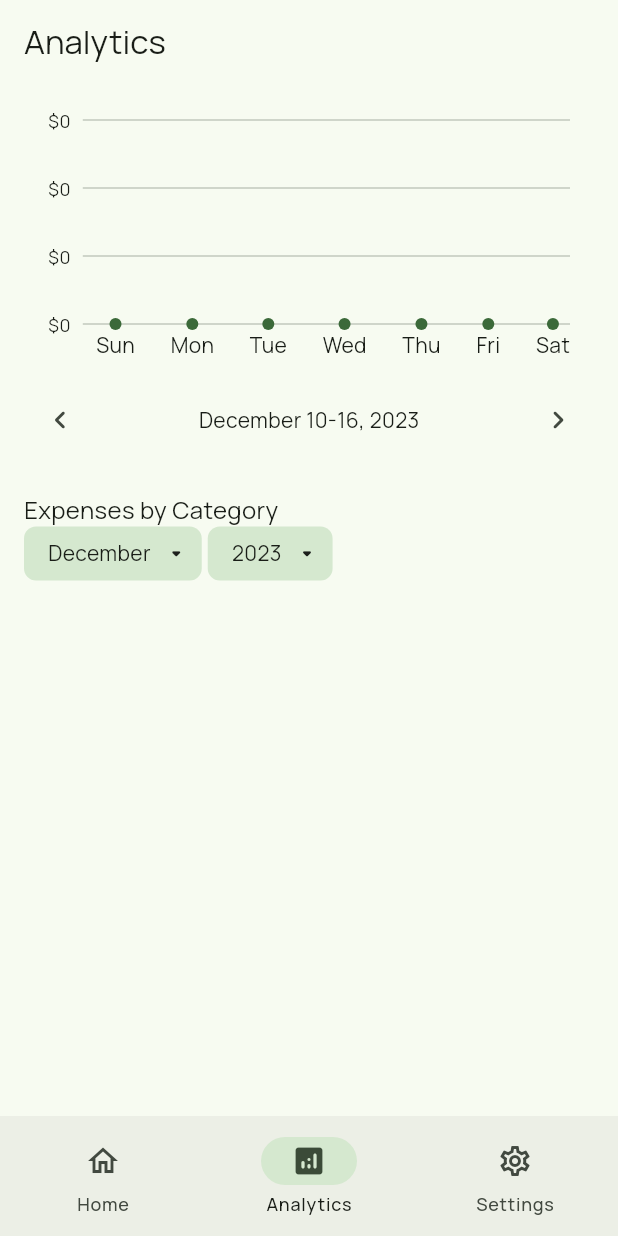
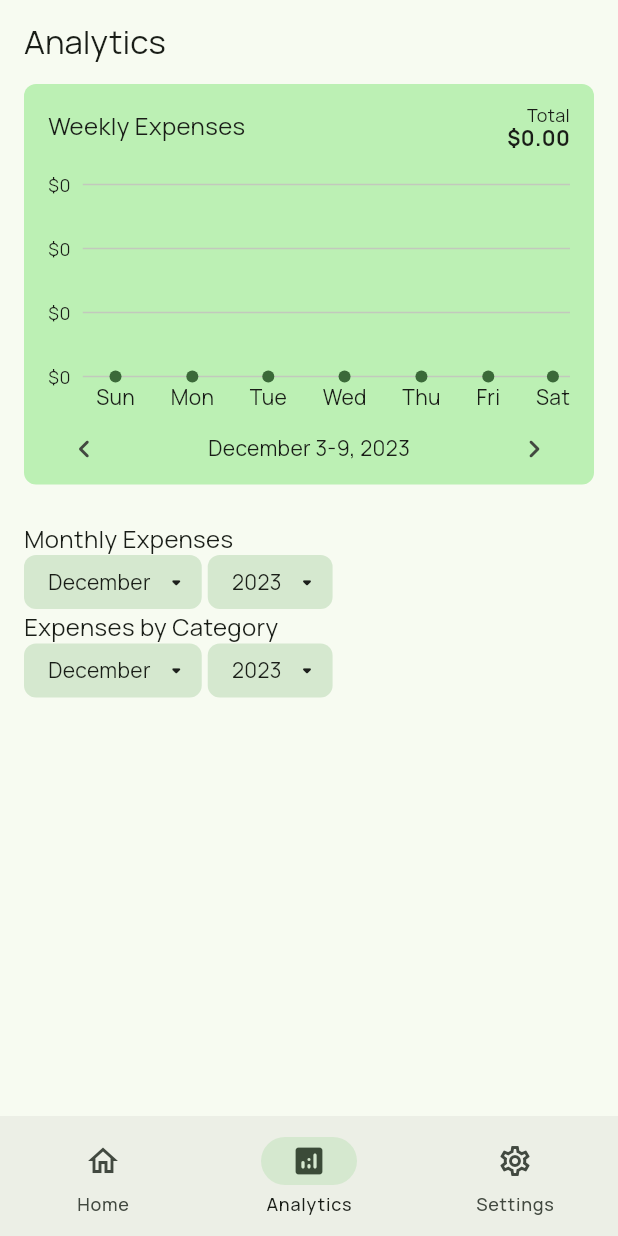
Before and after one commit to Salvist/expense_archive, a Flutter app: the screen it shows after launch, item 2 of the bottom bar chosen, after a tap on the "navigate before" icon, on a phone screen of 412 x 824 dp. Run offline on Flutter 3.47's test engine with Material 3 defaults, Android fonts, the phone set to English and light mode, and no system bars; our stand-ins replace equatable, google_fonts, realm; generated files the repository leaves out were written again.

```diff
--- a/lib/data/repositories/expense_repository.dart
+++ b/lib/data/repositories/expense_repository.dart
@@ -43,7 +43,18 @@ class ExpenseRepositoryImpl implements ExpenseRepository {
   }
 
   @override
+  Future<List<Expense>> getByWeek(DateTime date) async {
+    return await _local.getByWeek(date);
+  }
+
+  @override
   Future<List<Expense>> getRecent([int count = 5]) async {
     return await _local.getRecent(count);
   }
+
+  @override
+  Future<({DateTime start, DateTime end})> getStartAndEndDates() async {
+    final dates = await _local.getStartAndEndDates();
+    return (start: dates.$1, end: dates.$2);
+  }
 }
--- a/lib/data/source/local/local_expense_repository.dart
+++ b/lib/data/source/local/local_expense_repository.dart
@@ -4,8 +4,9 @@ abstract interface class LocalExpenseRepository {
   Future<List<ExpenseDto>> getAll();
   Future<List<ExpenseDto>> getRecent([int count = 5]);
   Future<List<ExpenseDto>> getByMonth(DateTime date);
+  Future<List<ExpenseDto>> getByWeek(DateTime date);
+  Future<(DateTime, DateTime)> getStartAndEndDates();
   Future<ExpenseDto?> get(String expenseId);
-
 
   Future<ExpenseDto> add(ExpenseDto expense);
   Future<ExpenseDto> remove(ExpenseDto expense);
--- a/lib/data/source/local/realm/repositories/expense_repository.dart
+++ b/lib/data/source/local/realm/repositories/expense_repository.dart
@@ -4,6 +4,7 @@ import 'package:realm/realm.dart';
 import 'package:simple_expense_tracker/data/dto/expense_dto.dart';
 import 'package:simple_expense_tracker/data/source/local/local_expense_repository.dart';
 import 'package:simple_expense_tracker/data/source/local/realm/models/expense.dart';
+import 'package:simple_expense_tracker/domain/models/date_range.dart';
 
 final class RealmExpenseRepository implements LocalExpenseRepository {
   final Realm realm;
@@ -77,4 +78,25 @@ final class RealmExpenseRepository implements LocalExpenseRepository {
     final monthlyExpenses = realmExpenses.map(ExpenseDto.fromRealm).toList();
     return monthlyExpenses;
   }
+
+  @override
+  Future<List<ExpenseDto>> getByWeek(DateTime date) async {
+    final dateRange = DateRange.fromDate(date);
+
+    const queryString = r'paidAt BETWEEN{$0, $1} SORT(paidAt DESC)';
+    final args = [dateRange.start, dateRange.end];
+    final realmExpenses = realm.query<RealmExpense>(queryString, args);
+    final weeklyExpenses = realmExpenses.map(ExpenseDto.fromRealm).toList();
+    return weeklyExpenses;
+  }
+
+  @override
+  Future<(DateTime, DateTime)> getStartAndEndDates() async {
+    final startExpenses = realm.query<RealmExpense>('TRUEPREDICATE SORT(paidAt ASC) LIMIT(1)');
+    final endExpenses = realm.query<RealmExpense>('TRUEPREDICATE SORT(paidAt DESC) LIMIT(1)');
+
+    final startDate = startExpenses.isEmpty ? DateTime.now() : startExpenses.first.paidAt.toLocal();
+    final endDate = endExpenses.isEmpty ? DateTime.now() : endExpenses.first.paidAt.toLocal();
+    return (startDate, endDate);
+  }
 }
--- a/lib/domain/models/date_range.dart
+++ b/lib/domain/models/date_range.dart
@@ -40,7 +40,11 @@ class DateRange {
       final dates = '${start.day}-${end.day}';
       return '${start.monthName} $dates, ${start.year}';
     }
-
-    return '';
+    if (start.year == end.year) {
+      final startDate = '${start.monthNameShort} ${start.day}';
+      final endDate = '${end.monthNameShort} ${end.day}';
+      return '$startDate - $endDate, ${end.year}';
+    }
+    return '${start.monthNameShort} ${start.day}, ${start.year} - ${end.monthNameShort} ${end.day}, ${end.year}';
   }
 }
--- a/lib/domain/models/expense.dart
+++ b/lib/domain/models/expense.dart
@@ -1,8 +1,9 @@
+import 'package:equatable/equatable.dart';
 import 'package:simple_expense_tracker/domain/models/amount.dart';
 
 import 'expense_category.dart';
 
-class Expense {
+class Expense extends Equatable {
   final String? id;
   final ExpenseCategory category;
   final String name;
@@ -29,4 +30,7 @@ class Expense {
       paidAt: paidAt,
     );
   }
+
+  @override
+  List<Object> get props => [category, name, amount, paidAt];
 }
--- a/lib/domain/repositories/expense_repository.dart
+++ b/lib/domain/repositories/expense_repository.dart
@@ -5,8 +5,13 @@ abstract interface class ExpenseRepository {
 
   Future<List<Expense>> getByMonth(DateTime date);
 
+  Future<List<Expense>> getByWeek(DateTime date);
+
   /// Get recent expenses by the given [count]. Defaults to 5.
   Future<List<Expense>> getRecent([int count = 5]);
+
+  /// Get the start and end date of your expenses journey.
+  Future<({DateTime start, DateTime end})> getStartAndEndDates();
   Future<Expense?> get(String expenseId);
 
   Future<Expense> add(Expense expense);
--- a/lib/presentation/analytics/analytics_page.dart
+++ b/lib/presentation/analytics/analytics_page.dart
@@ -1,6 +1,11 @@
 import 'package:flutter/material.dart';
 import 'package:simple_expense_tracker/app/providers/expense_provider.dart';
+import 'package:simple_expense_tracker/app/providers/repository_provider.dart';
 import 'package:simple_expense_tracker/domain/models/date_range.dart';
+import 'package:simple_expense_tracker/presentation/analytics/monthly_expenses_provider.dart';
+import 'package:simple_expense_tracker/presentation/analytics/monthly_expenses_view.dart';
+import 'package:simple_expense_tracker/presentation/analytics/weekly_expenses_chart.dart';
+import 'package:simple_expense_tracker/presentation/analytics/weekly_expenses_provider.dart';
 import 'package:simple_expense_tracker/utils/extensions/date_time_extension.dart';
 import 'package:simple_expense_tracker/widgets/category_expense_list_view.dart';
 import 'package:simple_expense_tracker/widgets/charts/bar_chart.dart';
@@ -26,59 +31,16 @@ class AnalyticsPage extends StatelessWidget {
           child: Column(
             crossAxisAlignment: CrossAxisAlignment.start,
             children: [
-              BarChart(
-                // title: 'Weekly Expense',
-                // subtitle: weekDates.toString(),
-                width: double.infinity,
-                dataSource: <ChartData>[
-                  for (final date in weekDates.getDates())
-                    ChartData(label: date.weekdayNameShort, value: expenseProvider.getTotalAmountByDate(date).value),
-                ],
-                // trailing: MenuAnchor(
-                //   // alignmentOffset: Offset(10, 1),
-                //   menuChildren: [
-                //     MenuItemButton(
-                //       onPressed: () {},
-                //       child: const Text('Weekly'),
-                //     ),
-                //     MenuItemButton(
-                //       child: const Text('Monthly'),
-                //       onPressed: () {},
-                //     ),
-                //   ],
-                //   builder: (context, controller, child) {
-                //     return TextButton.icon(
-                //       onPressed: () {
-                //         controller.isOpen ? controller.close() : controller.open();
-                //       },
-                //       label: const Icon(Icons.arrow_drop_down_rounded),
-                //       icon: const Text('Weekly'),
-                //     );
-                //   },
-                // ),
-              ),
-              Row(
-                children: [
-                  IconButton(
-                    onPressed: () {},
-                    icon: Icon(Icons.navigate_before_rounded),
-                  ),
-                  const Spacer(),
-                  Text(weekDates.toString()),
-                  const Spacer(),
-
-                  // Column(
-                  //   children: [
-                  //     Text('Weekly Expense', style: TextStyle(fontSize: 16)),
-                  //   ],
-                  // ),
-                  IconButton(
-                    onPressed: () {},
-                    icon: Icon(Icons.navigate_next_rounded),
-                  ),
-                ],
+              WeeklyExpensesController(
+                expenseRepository: RepositoryProvider.expenseOf(context),
+                child: const WeeklyExpensesChart(),
               ),
               const SizedBox(height: 24),
+              MonthlyExpensesController(
+                expenseRepository: RepositoryProvider.expenseOf(context),
+                categoryRepository: RepositoryProvider.categoryOf(context),
+                child: const MonthlyExpensesView(),
+              ),
               const CategoryExpenseListView(),
               const SizedBox(height: 80),
             ],
--- /dev/null
+++ b/lib/presentation/analytics/monthly_expenses_provider.dart
@@ -0,0 +1,87 @@
+import 'package:flutter/material.dart';
+import 'package:simple_expense_tracker/domain/models/category_expense.dart';
+import 'package:simple_expense_tracker/domain/models/expense.dart';
+import 'package:simple_expense_tracker/domain/repositories/expense_category_repository.dart';
+import 'package:simple_expense_tracker/domain/repositories/expense_repository.dart';
+
+class MonthlyExpensesProvider extends InheritedWidget {
+  final List<Expense> expenses;
+  final List<CategoryExpense> categoryExpenses;
+  final MonthlyExpensesControllerState controller;
+
+  const MonthlyExpensesProvider._({
+    super.key,
+    required this.controller,
+    required this.expenses,
+    required this.categoryExpenses,
+    required super.child,
+  });
+
+  static MonthlyExpensesProvider of(BuildContext context) {
+    final MonthlyExpensesProvider? result = context.dependOnInheritedWidgetOfExactType<MonthlyExpensesProvider>();
+    assert(result != null, 'No MonthlyExpensesProvider found in context');
+    return result!;
+  }
+
+  @override
+  bool updateShouldNotify(MonthlyExpensesProvider old) {
+    return true;
+  }
+}
+
+class MonthlyExpensesController extends StatefulWidget {
+  final ExpenseRepository expenseRepository;
+  final ExpenseCategoryRepository categoryRepository;
+  final Widget child;
+
+  const MonthlyExpensesController({
+    super.key,
+    required this.expenseRepository,
+    required this.categoryRepository,
+    required this.child,
+  });
+
+  @override
+  State<MonthlyExpensesController> createState() => MonthlyExpensesControllerState();
+}
+
+class MonthlyExpensesControllerState extends State<MonthlyExpensesController> {
+  var _monthlyExpenses = <Expense>[];
+  var _categoryExpenses = <CategoryExpense>[];
+  DateTime _currentDate = DateTime.now();
+
+  @override
+  void initState() {
+    init();
+    super.initState();
+  }
+
+  void init() async {
+    final expenses = await widget.expenseRepository.getByMonth(_currentDate);
+    _monthlyExpenses = expenses;
+    final categories = await widget.categoryRepository.getAll();
+    final categoryExpenses = <CategoryExpense>[];
+
+    for (final category in categories) {
+      final expenses = _monthlyExpenses.where((expense) => expense.category.name == category.name);
+      if (expenses.isNotEmpty) {
+        categoryExpenses.add(CategoryExpense(category: category, expenses: expenses.toList()));
+      }
+    }
+    categoryExpenses.sort((a, b) => b.totalAmount.compareTo(a.totalAmount));
+
+    setState(() {
+      _categoryExpenses = categoryExpenses;
+    });
+  }
+
+  @override
+  Widget build(BuildContext context) {
+    return MonthlyExpensesProvider._(
+      controller: this,
+      expenses: _monthlyExpenses,
+      categoryExpenses: _categoryExpenses,
+      child: widget.child,
+    );
+  }
+}
--- /dev/null
+++ b/lib/presentation/analytics/monthly_expenses_view.dart
@@ -0,0 +1,49 @@
+import 'package:flutter/material.dart';
+import 'package:simple_expense_tracker/presentation/analytics/monthly_expenses_provider.dart';
+import 'package:simple_expense_tracker/utils/extensions/expense_list_extension.dart';
+import 'package:simple_expense_tracker/widgets/dropdown_chip.dart';
+
+class MonthlyExpensesView extends StatelessWidget {
+  const MonthlyExpensesView({
+    super.key,
+  });
+
+  @override
+  Widget build(BuildContext context) {
+    final monthlyProvider = MonthlyExpensesProvider.of(context);
+    final monthlyAmount = monthlyProvider.expenses.getTotalAmount();
+    // final expenses = ExpenseProvider.of(context).getTotalAmount();
+
+    return Column(
+      crossAxisAlignment: CrossAxisAlignment.start,
+      children: [
+        const Text('Monthly Expenses', style: TextStyle(fontSize: 16)),
+        Row(
+          children: [
+            DropdownChip<String>(
+              value: 'December',
+              otherValues: [],
+              onChanged: (newValue) {},
+            ),
+            const SizedBox(width: 4),
+            DropdownChip<String>(
+              value: '2023',
+              otherValues: [],
+              onChanged: (newValue) {},
+            ),
+          ],
+        ),
+        ...monthlyProvider.categoryExpenses.map((e) {
+          return ListTile(
+            leading: CircleAvatar(
+              child: Icon(e.category.icon, color: Theme.of(context).colorScheme.primary),
+            ),
+            title: Text(e.category.name),
+            subtitle: Text(e.totalAmount.inPercentOf(monthlyAmount)),
+            trailing: Text('${e.totalAmount}', style: TextStyle(fontSize: 16, fontWeight: FontWeight.bold)),
+          );
+        }),
+      ],
+    );
+  }
+}
--- /dev/null
+++ b/lib/presentation/analytics/weekly_expenses_chart.dart
@@ -0,0 +1,83 @@
+import 'package:flutter/material.dart';
+import 'package:simple_expense_tracker/app/providers/expense_provider.dart';
+import 'package:simple_expense_tracker/presentation/analytics/weekly_expenses_provider.dart';
+import 'package:simple_expense_tracker/utils/extensions/date_time_extension.dart';
+import 'package:simple_expense_tracker/widgets/charts/bar_chart.dart';
+import 'package:simple_expense_tracker/utils/extensions/expense_list_extension.dart';
+
+class WeeklyExpensesChart extends StatelessWidget {
+  const WeeklyExpensesChart({
+    super.key,
+  });
+
+  @override
+  Widget build(BuildContext context) {
+    final theme = Theme.of(context);
+    final textTheme = theme.textTheme;
+    final colorScheme = theme.colorScheme;
+
+    final expenseProvider = ExpenseProvider.of(context);
+    final weeklyExpenses = WeeklyExpensesProvider.of(context);
+    final weekDates = weeklyExpenses.weekDates;
+
+    // final weekDates = DateRange.fromDate(_date);
+
+    return Container(
+      decoration: BoxDecoration(
+        color: colorScheme.primaryContainer,
+        borderRadius: const BorderRadius.all(Radius.circular(8)),
+      ),
+      padding: const EdgeInsets.only(left: 16, right: 16, top: 12),
+      child: Column(
+        crossAxisAlignment: CrossAxisAlignment.start,
+        children: [
+          Row(
+            mainAxisAlignment: MainAxisAlignment.spaceBetween,
+            children: [
+              const Text('Weekly Expenses', style: TextStyle(fontSize: 16)),
+              Column(
+                crossAxisAlignment: CrossAxisAlignment.end,
+                children: [
+                  const Text('Total', style: TextStyle(fontSize: 12)),
+                  Text(
+                    '${weeklyExpenses.data.getTotalAmount()}',
+                    style: const TextStyle(fontWeight: FontWeight.bold, height: 1),
+                  ),
+                ],
+              ),
+            ],
+          ),
+          const SizedBox(height: 16),
+          BarChart(
+            contentPadding: EdgeInsets.zero,
+            width: double.infinity,
+            height: 160,
+            dataSource: <ChartData>[
+              for (final date in weekDates.getDates())
+                ChartData(label: date.weekdayNameShort, value: expenseProvider.getTotalAmountByDate(date).value),
+            ],
+          ),
+          Row(
+            children: [
+              IconButton(
+                onPressed: () {
+                  WeeklyExpensesController.of(context).prevWeek();
+                },
+                icon: const Icon(Icons.navigate_before_rounded),
+              ),
+              const Spacer(),
+              Text(weekDates.toString()),
+              const Spacer(),
+              IconButton(
+                onPressed: () {
+                  WeeklyExpensesController.of(context).nextWeek();
+                },
+                icon: const Icon(Icons.navigate_next_rounded),
+              ),
+            ],
+          ),
+        ],
+      ),
+    );
+  }
+}
--- /dev/null
+++ b/lib/presentation/analytics/weekly_expenses_provider.dart
@@ -0,0 +1,115 @@
+import 'package:flutter/material.dart';
+import 'package:simple_expense_tracker/domain/models/amount.dart';
+import 'package:simple_expense_tracker/domain/models/date_range.dart';
+import 'package:simple_expense_tracker/domain/models/expense.dart';
+import 'package:simple_expense_tracker/domain/repositories/expense_repository.dart';
+
+class WeeklyExpensesProvider extends InheritedWidget {
+  final DateRange weekDates;
+  final List<Expense> data;
+
+  const WeeklyExpensesProvider({
+    super.key,
+    required this.weekDates,
+    required this.data,
+    required super.child,
+  });
+
+  Amount getTotalAmountByDate(DateTime date) {
+    final dayExpenses = data.where((expense) => DateUtils.isSameDay(expense.paidAt, date));
+    final amounts = dayExpenses.map((e) => e.amount);
+    return amounts.fold(Amount.zero, (previousValue, element) => previousValue + element);
+  }
+
+  static WeeklyExpensesProvider of(BuildContext context) {
+    final WeeklyExpensesProvider? result = context.dependOnInheritedWidgetOfExactType<WeeklyExpensesProvider>();
+    assert(result != null, 'No WeeklyExpensesProvider found in context');
+    return result!;
+  }
+
+  @override
+  bool updateShouldNotify(WeeklyExpensesProvider old) {
+    return true;
+  }
+}
+
+class WeeklyExpensesController extends StatefulWidget {
+  final ExpenseRepository expenseRepository;
+  final Widget child;
+
+  const WeeklyExpensesController({
+    super.key,
+    required this.expenseRepository,
+    required this.child,
+  });
+
+  static WeeklyExpensesControllerState of(BuildContext context) {
+    return context.findAncestorStateOfType<WeeklyExpensesControllerState>()!;
+  }
+
+  @override
+  State<WeeklyExpensesController> createState() => WeeklyExpensesControllerState();
+}
+
+class WeeklyExpensesControllerState extends State<WeeklyExpensesController> {
+  var _expenses = <Expense>[];
+  DateTime _currentDate = DateTime.now();
+  DateRange get _weekDates => DateRange.fromDate(_currentDate);
+  late DateTime startDate;
+  late DateTime endDate;
+
+  static const _oneWeek = Duration(days: 7);
+
+  bool isLoading = false;
+
+  @override
+  void initState() {
+    // widget.expenseRepository.getStartAndEndDates().then((dates) {
+    //   setState(() {
+    //     startDate = dates.start;
+    //     endDate = dates.end;
+    //   });
+    // });
+    init();
+
+    super.initState();
+  }
+
+  void init() async {
+    final dates = await widget.expenseRepository.getStartAndEndDates();
+    startDate = dates.start;
+    endDate = dates.end;
+    widget.expenseRepository.getByWeek(_currentDate).then((expenses) {
+      setState(() {
+        _expenses = expenses;
+      });
+    });
+  }
+
+  void nextWeek() async {
+    _currentDate = _currentDate.add(_oneWeek);
+    final expenses = await widget.expenseRepository.getByWeek(_currentDate);
+    setState(() {
+      _expenses = expenses;
+    });
+  }
+
+  void prevWeek() async {
+    _currentDate = _currentDate.add(const Duration(days: -7));
+    final expenses = await widget.expenseRepository.getByWeek(_currentDate);
+    setState(() {
+      _expenses = expenses;
+    });
+  }
+
+  bool get hasNextWeek => _weekDates.end.isBefore(endDate);
+
+  @override
+  Widget build(BuildContext context) {
+    return WeeklyExpensesProvider(
+      weekDates: _weekDates,
+      data: _expenses,
+      child: widget.child,
+    );
+  }
+}
--- /dev/null
+++ b/lib/utils/extensions/expense_list_extension.dart
@@ -0,0 +1,8 @@
+import 'package:simple_expense_tracker/domain/models/amount.dart';
+import 'package:simple_expense_tracker/domain/models/expense.dart';
+
+extension ExpenseListExtension on List<Expense> {
+  Iterable<Amount> get _amounts => map((e) => e.amount);
+
+  Amount getTotalAmount() => _amounts.fold(Amount.zero, (previousValue, element) => previousValue + element);
+}
--- /dev/null
+++ b/lib/widgets/category_expense_tile.dart
@@ -0,0 +1,32 @@
+import 'package:flutter/material.dart';
+import 'package:simple_expense_tracker/domain/models/category_expense.dart';
+import 'package:simple_expense_tracker/domain/models/expense.dart';
+import 'package:simple_expense_tracker/domain/models/expense_category.dart';
+
+class CategoryExpenseTile extends StatelessWidget {
+  final ExpenseCategory category;
+  final Iterable<Expense> expenses;
+
+  const CategoryExpenseTile({
+    super.key,
+    required this.category,
+    required this.expenses,
+  });
+
+  @override
+  Widget build(BuildContext context) {
+    return Row(
+      children: [
+        CircleAvatar(
+          child: Icon(category.icon),
+        ),
+        Column(
+          children: [
+            Text(category.name),
+            // Text()
+          ],
+        )
+      ],
+    );
+  }
+}
--- a/pubspec.yaml
+++ b/pubspec.yaml
@@ -39,6 +39,7 @@ dependencies:
   provider: ^6.1.1
   intl: ^0.18.1
   realm: ^1.6.1
+  equatable: ^2.0.5
 
 dev_dependencies:
   flutter_test:
```
Also changed, not shown: pubspec.lock.
